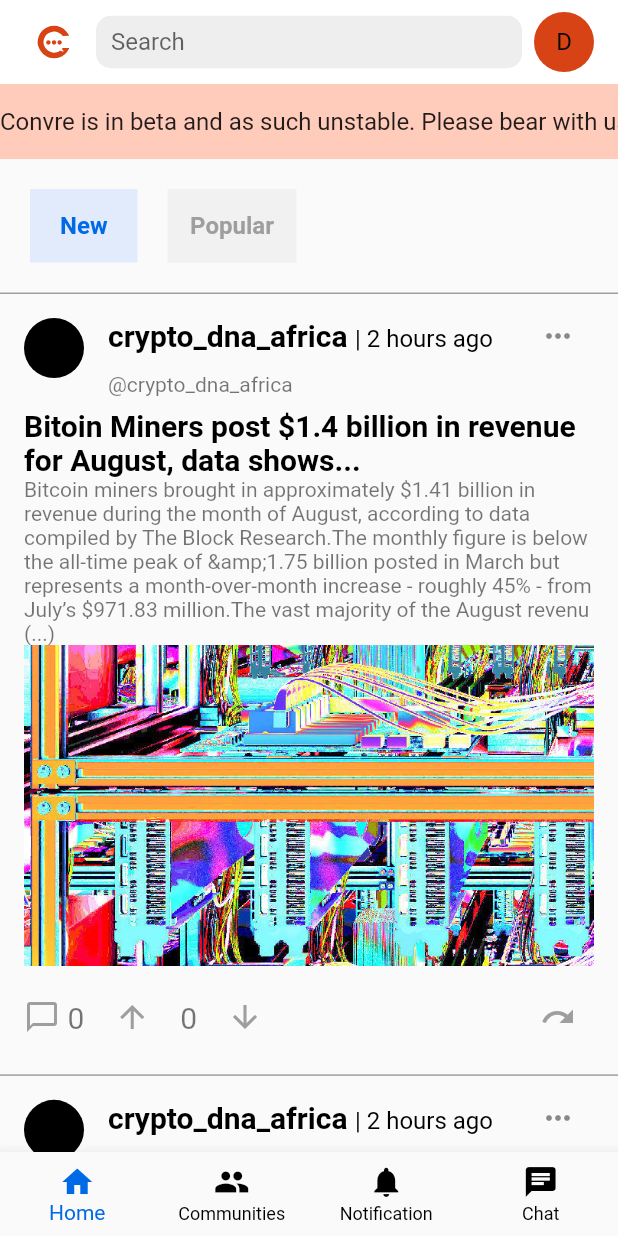
After one commit to Destiny-Ed/Convre-app, a Flutter app: the screen it shows after launch, after a tap on "Login", on a phone screen of 412 x 824 dp. The commit adds this screen. Run offline on Flutter 3.47's test engine with Material 2 defaults, Android fonts, the phone set to English and light mode, and no system bars; drawn by our look-alikes of marquee; our stand-ins replace flutter_svg, webview_flutter.

Commit message:
Added homepage

```diff
--- a/lib/Constant/colors.dart
+++ b/lib/Constant/colors.dart
@@ -8,3 +8,11 @@ Color black = Colors.black;
 Color grey = Colors.grey;
 
 Color white = Colors.white;
+
+Color lightGrey = Colors.grey.shade200;
+
+Color orange = Colors.deepOrange.shade800;
+
+Color lightOrange = Colors.deepOrange.shade100;
+
+Color lightBlue = Colors.blueAccent.shade100.withOpacity(0.2);
--- a/lib/Screens/login.dart
+++ b/lib/Screens/AuthScreens/login.dart
@@ -1,9 +1,11 @@
 import 'package:convre/Constant/buttons.dart';
 import 'package:convre/Constant/colors.dart';
 import 'package:convre/Constant/form_field.dart';
-import 'package:convre/Screens/register.dart';
-import 'package:convre/Screens/reset.dart';
+import 'package:convre/Screens/AuthScreens/register.dart';
+import 'package:convre/Screens/AuthScreens/reset.dart';
 import 'package:flutter/material.dart';
+
+import '../main_activity.dart';
 
 class Login extends StatefulWidget {
   const Login({Key? key}) : super(key: key);
@@ -113,7 +115,11 @@ class _LoginState extends State<Login> {
                       ),
 
                       //Login Button
-                      FormButton(text: "Login"),
+                      GestureDetector(
+                        onTap: () {
+                          Navigator.push(context, MaterialPageRoute(builder: (context) => MainActivity()));
+                        },
+                          child: FormButton(text: "Login")),
 
                       //Don't have an account
                       Container(
--- a/lib/Screens/reset.dart
+++ b/lib/Screens/AuthScreens/new_password.dart
@@ -1,21 +1,22 @@
 import 'package:convre/Constant/buttons.dart';
 import 'package:convre/Constant/colors.dart';
 import 'package:convre/Constant/form_field.dart';
-import 'package:convre/Screens/new_password.dart';
+import 'package:convre/Screens/AuthScreens/login.dart';
 import 'package:flutter/material.dart';
 
-class Reset extends StatefulWidget {
-  const Reset({Key? key}) : super(key: key);
+
+class NewPassword extends StatefulWidget {
+  const NewPassword({Key? key}) : super(key: key);
 
   @override
-  _ResetState createState() => _ResetState();
+  _NewPasswordState createState() => _NewPasswordState();
 }
 
-class _ResetState extends State<Reset> {
+class _NewPasswordState extends State<NewPassword> {
   @override
   Widget build(BuildContext context) {
     return Scaffold(
-      body: SafeArea(
+      body : SafeArea(
         child: CustomScrollView(
           slivers: [
             SliverToBoxAdapter(
@@ -27,13 +28,13 @@ class _ResetState extends State<Reset> {
                     primary: false,
                     shrinkWrap: true,
                     children: [
-                      //Header text
+                      //Header Text
                       Container(
                         padding: const EdgeInsets.all(20),
                         child: Column(
                           children: [
                             Text(
-                              "Reset Password",
+                              "New Password",
                               style: TextStyle(
                                 color: black,
                                 fontSize: 30,
@@ -43,32 +44,35 @@ class _ResetState extends State<Reset> {
                             const SizedBox(height: 5,),
 
                             Text(
-                              "Enter your username or email and we'll send you a link to get back into your account.",
+                              "Enter the code you received and a new password",
                               textAlign: TextAlign.center,
                             ),
                           ],
                         ),
                       ),
                       const SizedBox(height: 20,),
-                      //Email
-                      CustomTextField(password: false, hint: "Email/Username",),
+
+                      //Code
+                      CustomTextField(password: false, hint: "Code",),
+                      const SizedBox(height: 20,),
+
+                      //Password
+                      CustomTextField(hint: "Password",),
 
                       const SizedBox(height: 20,),
-                      //Reset Button
+
+
+                      //Submit Button
                       FormButton(text: "Submit"),
 
-                      //Don't have an account
+                      //Login with new account account
                       Container(
                         alignment: Alignment.center,
-                        child: TextButton(
-                            onPressed: () {
-                              Navigator.push(
-                                  context,
-                                  MaterialPageRoute(
-                                      builder: (_) => NewPassword()));
-                            },
-                            child: Text("Have Code?", style: TextStyle(color: primaryColor))),
+                        child: TextButton(onPressed: (){
+                          Navigator.push(context, MaterialPageRoute(builder: (_)=> Login()));
+                        }, child: Text("Login", style: TextStyle(color: primaryColor),)),
                       ),
+
                     ],
                   ),
                 ),
--- a/lib/Screens/new_password.dart
+++ b/lib/Screens/AuthScreens/reset.dart
@@ -1,22 +1,21 @@
 import 'package:convre/Constant/buttons.dart';
 import 'package:convre/Constant/colors.dart';
 import 'package:convre/Constant/form_field.dart';
-import 'package:convre/Screens/login.dart';
+import 'package:convre/Screens/AuthScreens/new_password.dart';
 import 'package:flutter/material.dart';
 
-
-class NewPassword extends StatefulWidget {
-  const NewPassword({Key? key}) : super(key: key);
+class Reset extends StatefulWidget {
+  const Reset({Key? key}) : super(key: key);
 
   @override
-  _NewPasswordState createState() => _NewPasswordState();
+  _ResetState createState() => _ResetState();
 }
 
-class _NewPasswordState extends State<NewPassword> {
+class _ResetState extends State<Reset> {
   @override
   Widget build(BuildContext context) {
     return Scaffold(
-      body : SafeArea(
+      body: SafeArea(
         child: CustomScrollView(
           slivers: [
             SliverToBoxAdapter(
@@ -28,13 +27,13 @@ class _NewPasswordState extends State<NewPassword> {
                     primary: false,
                     shrinkWrap: true,
                     children: [
-                      //Header Text
+                      //Header text
                       Container(
                         padding: const EdgeInsets.all(20),
                         child: Column(
                           children: [
                             Text(
-                              "New Password",
+                              "Reset Password",
                               style: TextStyle(
                                 color: black,
                                 fontSize: 30,
@@ -44,35 +43,32 @@ class _NewPasswordState extends State<NewPassword> {
                             const SizedBox(height: 5,),
 
                             Text(
-                              "Enter the code you received and a new password",
+                              "Enter your username or email and we'll send you a link to get back into your account.",
                               textAlign: TextAlign.center,
                             ),
                           ],
                         ),
                       ),
                       const SizedBox(height: 20,),
-
-                      //Code
-                      CustomTextField(password: false, hint: "Code",),
-                      const SizedBox(height: 20,),
-
-                      //Password
-                      CustomTextField(hint: "Password",),
+                      //Email
+                      CustomTextField(password: false, hint: "Email/Username",),
 
                       const SizedBox(height: 20,),
-
-
-                      //Submit Button
+                      //Reset Button
                       FormButton(text: "Submit"),
 
-                      //Login with new account account
+                      //Don't have an account
                       Container(
                         alignment: Alignment.center,
-                        child: TextButton(onPressed: (){
-                          Navigator.push(context, MaterialPageRoute(builder: (_)=> Login()));
-                        }, child: Text("Login", style: TextStyle(color: primaryColor),)),
+                        child: TextButton(
+                            onPressed: () {
+                              Navigator.push(
+                                  context,
+                                  MaterialPageRoute(
+                                      builder: (_) => NewPassword()));
+                            },
+                            child: Text("Have Code?", style: TextStyle(color: primaryColor))),
                       ),
-
                     ],
                   ),
                 ),
--- /dev/null
+++ b/lib/Screens/BottomNavPages/chat.dart
@@ -0,0 +1,15 @@
+import 'package:flutter/material.dart';
+
+class ChatPage extends StatefulWidget {
+  const ChatPage({Key? key}) : super(key: key);
+
+  @override
+  _ChatPageState createState() => _ChatPageState();
+}
+
+class _ChatPageState extends State<ChatPage> {
+  @override
+  Widget build(BuildContext context) {
+    return Container();
+  }
+}
--- /dev/null
+++ b/lib/Screens/BottomNavPages/communities.dart
@@ -0,0 +1,15 @@
+import 'package:flutter/material.dart';
+
+class CommunityPage extends StatefulWidget {
+  const CommunityPage({Key? key}) : super(key: key);
+
+  @override
+  _CommunityPageState createState() => _CommunityPageState();
+}
+
+class _CommunityPageState extends State<CommunityPage> {
+  @override
+  Widget build(BuildContext context) {
+    return Container();
+  }
+}
--- /dev/null
+++ b/lib/Screens/BottomNavPages/home.dart
@@ -0,0 +1,184 @@
+import 'package:convre/Constant/colors.dart';
+import 'package:flutter/material.dart';
+import 'package:marquee/marquee.dart';
+
+class HomePage extends StatefulWidget {
+  const HomePage({Key? key}) : super(key: key);
+
+  @override
+  _HomePageState createState() => _HomePageState();
+}
+
+class _HomePageState extends State<HomePage> {
+  @override
+  Widget build(BuildContext context) {
+    return Scaffold(
+      body: CustomScrollView(
+        slivers: [
+          SliverToBoxAdapter(
+            child: Container(
+              height: MediaQuery.of(context).size.height,
+              child: ListView(
+                primary: true,
+                children: [
+                  ///Marque
+                  Container(
+                    color: lightOrange,
+                    height: 50,
+                    child: Marquee(
+                      text:
+                          "Convre is in beta and as such unstable. Please bear with us if you're experiencing any issues. We're working here.                                                         ",
+                      style: TextStyle(
+                        fontSize: 16,
+                      ),
+                    ),
+                  ),
+
+                  ///Top Tabs
+                  Container(
+                    padding: const EdgeInsets.all(20),
+                    decoration: BoxDecoration(
+                        border: Border(bottom: BorderSide(color: grey))),
+                    child: Row(
+                      children: [
+                        ///New
+                        Container(
+                          padding: const EdgeInsets.symmetric(
+                              vertical: 15, horizontal: 20),
+                          decoration: BoxDecoration(
+                            color: lightBlue,
+                          ),
+                          child: Text(
+                            "New",
+                            style: TextStyle(
+                                color: primaryColor,
+                                fontWeight: FontWeight.bold,
+                                fontSize: 16),
+                          ),
+                        ),
+                        const SizedBox(
+                          width: 20,
+                        ),
+
+                        ///Popular
+                        Container(
+                          padding: const EdgeInsets.all(15),
+                          decoration: BoxDecoration(
+                            color: grey.withOpacity(0.1),
+                          ),
+                          child: Text(
+                            "Popular",
+                            style: TextStyle(
+                                color: grey,
+                                fontWeight: FontWeight.bold,
+                                fontSize: 16),
+                          ),
+                        )
+                      ],
+                    ),
+                  ),
+
+                  ...List.generate(10, (index) {
+                    return ContentView();
+                  }),
+                ],
+              ),
+            ),
+          )
+        ],
+      ),
+    );
+  }
+
+  Widget ContentView() {
+    return Container(
+      decoration: BoxDecoration(
+          border: Border(bottom: BorderSide(color: grey))),
+      child: Column(
+        children: [
+          ListTile(
+            leading: CircleAvatar(
+              // radius: 30,
+              backgroundColor: black,
+            ),
+            title: Row(
+              mainAxisAlignment: MainAxisAlignment.spaceBetween,
+              children: [
+                Text.rich(TextSpan(children: [
+                  TextSpan(
+                      text: "crypto_dna_africa ",
+                      style: TextStyle(
+                          color: black,
+                          fontSize: 20,
+                          fontWeight: FontWeight.bold)),
+                  TextSpan(
+                      text: "| 2 hours ago",
+                      style: TextStyle(
+                        color: black,
+                        fontSize: 16,
+                      ))
+                ])),
+                IconButton(
+                    onPressed: () {
+                      print("hello");
+                    },
+                    icon: Icon(Icons.more_horiz))
+              ],
+            ),
+            subtitle: Text("@crypto_dna_africa"),
+            // trailing: ,
+          ),
+          ListTile(
+            title: Text(
+                "Bitoin Miners post \$1.4 billion in revenue for August, data shows...",
+                style: TextStyle(
+                    color: black, fontSize: 20, fontWeight: FontWeight.bold)),
+            subtitle: Column(
+              children: [
+                Text(
+                    "Bitcoin miners brought in approximately \$1.41 billion in revenue during the month of August, according to data compiled by The Block Research.The monthly figure is below the all-time peak of &amp;1.75 billion posted in March but represents a month-over-month increase - roughly 45% - from July’s \$971.83 million.The vast majority of the August revenu (...)"),
+                Image.asset("assets/image.jpeg"),
+
+                Container(
+                  padding: const EdgeInsets.symmetric(vertical: 10),
+                  child: Row(
+                    mainAxisAlignment: MainAxisAlignment.spaceBetween,
+                    children: [
+                      Row(
+                        children: [
+                          Icon(Icons.chat_bubble_outline,color: grey,),
+                          Text(" 0",style: TextStyle(fontSize: 20),)
+                        ],
+                      ),
+                      const SizedBox(width: 20,),
+                      Row(
+                        children: [
+                          Icon(Icons.arrow_upward,color: grey,),
+                          const SizedBox(width: 20,),
+
+                          Text("0",style: TextStyle(fontSize: 20),)
+                        ],
+                      ),
+
+                      const SizedBox(width: 20,),
+                      Row(
+                        children: [
+                          Icon(Icons.arrow_downward,color: grey,),
+                          // Text(" 0",style: TextStyle(fontSize: 20),)
+                        ],
+                      ),
+
+                      Expanded(child: Container(
+                        alignment: Alignment.centerRight,
+                          child: IconButton(onPressed: (){}, icon: Icon(Icons.redo, color: grey,))))
+                    ],
+                  ),
+                )
+              ],
+            ),
+          )
+        ],
+      ),
+    );
+  }
+}
--- /dev/null
+++ b/lib/Screens/BottomNavPages/notification.dart
@@ -0,0 +1,16 @@
+import 'package:flutter/material.dart';
+
+
+class NotificationPage extends StatefulWidget {
+  const NotificationPage({Key? key}) : super(key: key);
+
+  @override
+  _NotificationPageState createState() => _NotificationPageState();
+}
+
+class _NotificationPageState extends State<NotificationPage> {
+  @override
+  Widget build(BuildContext context) {
+    return Container();
+  }
+}
--- /dev/null
+++ b/lib/Screens/main_activity.dart
@@ -0,0 +1,128 @@
+import 'package:convre/Constant/colors.dart';
+import 'package:convre/Screens/BottomNavPages/communities.dart';
+import 'package:convre/Screens/BottomNavPages/home.dart';
+import 'package:convre/Screens/BottomNavPages/notification.dart';
+import 'package:flutter/material.dart';
+import 'package:flutter_svg/flutter_svg.dart';
+
+import 'BottomNavPages/chat.dart';
+
+class MainActivity extends StatefulWidget {
+  const MainActivity({Key? key}) : super(key: key);
+
+  @override
+  _MainActivityState createState() => _MainActivityState();
+}
+
+class _MainActivityState extends State<MainActivity> {
+  int _currentPage = 0;
+  @override
+  Widget build(BuildContext context) {
+    return Scaffold(
+      appBar: appBar(),
+      body: _bottonNavigationPages[_currentPage],
+      bottomNavigationBar: BottomNavigationBar(
+        items: _bottomItems(),
+        currentIndex: _currentPage,
+        type: BottomNavigationBarType.fixed,
+        unselectedItemColor: black,
+        selectedItemColor: primaryColor,
+        onTap: (value){
+          setState(() {
+            _currentPage = value;
+          });
+        },
+      ),
+    );
+  }
+
+  ///Pages to switch to
+  final List<Widget> _bottonNavigationPages = <Widget>[
+    HomePage(),
+    CommunityPage(),
+    NotificationPage(),
+    ChatPage(),
+  ];
+
+  ///BottomNavigation Items
+  List<BottomNavigationBarItem> _bottomItems() {
+    final List<BottomNavigationBarItem> items = <BottomNavigationBarItem>[
+      BottomNavigationBarItem(icon: Icon(Icons.home), label: "Home"),
+      BottomNavigationBarItem(
+          icon: Icon(
+            Icons.group,
+          ),
+          label: "Communities"),
+      BottomNavigationBarItem(
+          icon: Icon(Icons.notifications), label: "Notification"),
+      BottomNavigationBarItem(icon: Icon(Icons.chat), label: "Chat"),
+    ];
+
+    return items;
+  }
+
+  ///AppBar Widget
+  PreferredSizeWidget appBar() {
+    return AppBar(
+      backgroundColor: white,
+      automaticallyImplyLeading: false,
+      title: Container(
+        child: Row(
+          children: <Widget>[
+            //Drawer Icon
+            GestureDetector(
+              onTap: () {},
+              child: Padding(
+                padding: const EdgeInsets.only(right: 8.0),
+                child: SvgPicture.asset(
+                  "assets/icon.svg",
+                  width: 40,
+                  color: orange,
+                ),
+              ),
+            ),
+            //Search Field
+            Expanded(
+              child: Container(
+                width: MediaQuery.of(context).size.width,
+                height: 35,
+                padding: const EdgeInsets.symmetric(horizontal: 10),
+                decoration: BoxDecoration(
+                  color: lightGrey,
+                  borderRadius: BorderRadius.circular(10),
+                ),
+                child: TextFormField(
+                  onTap: () {},
+                  decoration: InputDecoration(
+                      isDense: true,
+                      // prefixIcon: Icon(
+                      //   Icons.search,
+                      //   color: grey,
+                      // ),
+                      border: InputBorder.none,
+                      // contentPadding: const EdgeInsets.only(left: 8.8),
+                      hintText: "Search"),
+                ),
+              ),
+            ),
+            //Cart Icon
+            GestureDetector(
+              onTap: () {},
+              child: Padding(
+                padding: const EdgeInsets.only(left: 8.0),
+                child: CircleAvatar(
+                    radius: 20,
+                    backgroundColor: orange,
+                    child: Text(
+                      "D",
+                      style: TextStyle(color: black),
+                    )),
+              ),
+            ),
+          ],
+        ),
+      ),
+      elevation: 0,
+    );
+  }
+}
--- a/lib/main.dart
+++ b/lib/main.dart
@@ -2,7 +2,7 @@ import 'package:flutter/material.dart';
 import 'package:webview_flutter/webview_flutter.dart';
 
 import 'Constant/url.dart';
-import 'Screens/login.dart';
+import 'Screens/AuthScreens/login.dart';
 
 void main() {
   runApp(MyApp());
--- a/pubspec.yaml
+++ b/pubspec.yaml
@@ -29,6 +29,9 @@ dependencies:
   # Use with the CupertinoIcons class for iOS style icons.
   cupertino_icons: ^1.0.2
   webview_flutter: ^2.0.12
+  flutter_svg: ^0.22.0
+  marquee: ^2.2.0
+  font_awesome_flutter: ^9.1.0
 
 dev_dependencies:
   flutter_test:
```
Also changed, not shown: assets/icon.svg (added), assets/image.jpeg (added), lib/Screens/AuthScreens/register.dart (renamed from lib/Screens/register.dart), pubspec.lock.
